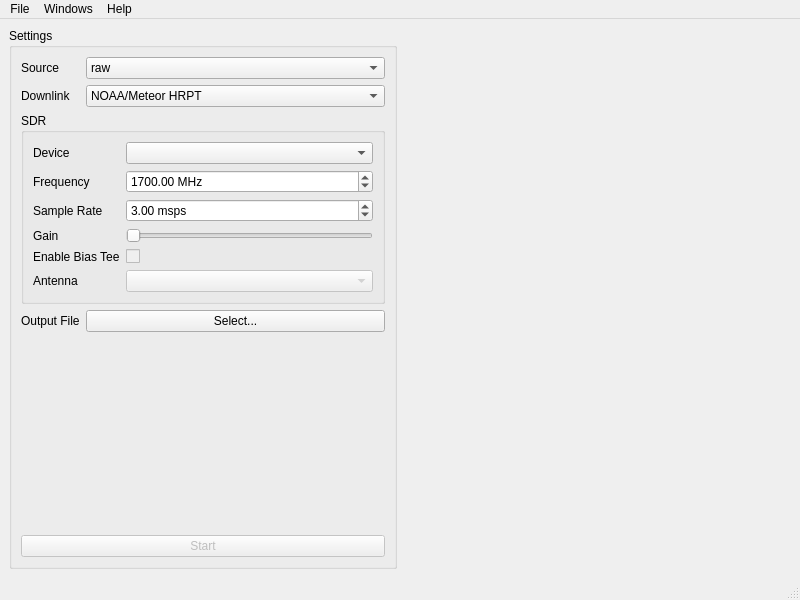
This is src/qt/mainwindow.ui in Xerbo/LeanHRPT-Demod as Qt 5 draws it before an edit. The edited form follows.
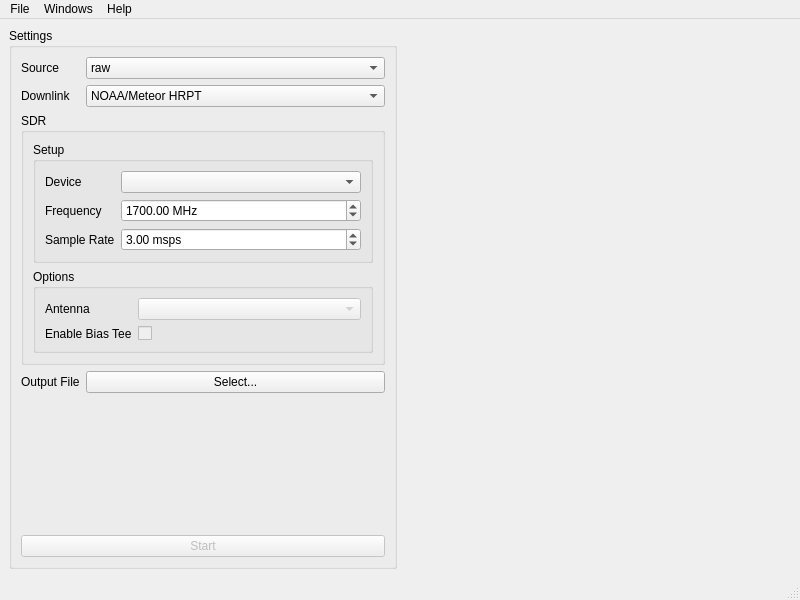
This is the edited form. The open tabs and pages were chosen to show the change. Icons and pictures are not drawn. Custom widgets are drawn as their Qt base class.

Commit message: Individual stage gain control

```diff
--- a/src/qt/mainwindow.ui
+++ b/src/qt/mainwindow.ui
@@ -290,6 +290,12 @@
              <property name="title">
               <string>SDR</string>
              </property>
+             <layout class="QVBoxLayout" name="verticalLayout_4">
+              <item>
+               <widget class="QGroupBox" name="setupBox">
+                <property name="title">
+                 <string>Setup</string>
+                </property>
              <layout class="QFormLayout" name="formLayout_4">
               <item row="0" column="0">
                <widget class="QLabel" name="deviceLabel">
@@ -298,23 +304,6 @@
                 </property>
                </widget>
               </item>
-              <item row="1" column="0">
-               <widget class="QLabel" name="frequencyLabel">
-                <property name="text">
-                 <string>Frequency</string>
-                </property>
-               </widget>
-              </item>
-              <item row="0" column="1">
-               <widget class="QComboBox" name="device">
-                <property name="sizePolicy">
-                 <sizepolicy hsizetype="Expanding" vsizetype="Fixed">
-                  <horstretch>0</horstretch>
-                  <verstretch>0</verstretch>
-                 </sizepolicy>
-                </property>
-               </widget>
-              </item>
               <item row="1" column="1">
                <widget class="QDoubleSpinBox" name="frequency">
                 <property name="sizePolicy">
@@ -334,10 +323,20 @@
                 </property>
                </widget>
               </item>
-              <item row="2" column="0">
-               <widget class="QLabel" name="sdrSampleRateLabel">
+                 <item row="0" column="1">
+                  <widget class="QComboBox" name="device">
+                   <property name="sizePolicy">
+                    <sizepolicy hsizetype="Expanding" vsizetype="Fixed">
+                     <horstretch>0</horstretch>
+                     <verstretch>0</verstretch>
+                    </sizepolicy>
+                   </property>
+                  </widget>
+                 </item>
+                 <item row="1" column="0">
+                  <widget class="QLabel" name="frequencyLabel">
                 <property name="text">
-                 <string>Sample Rate</string>
+                    <string>Frequency</string>
                 </property>
                </widget>
               </item>
@@ -363,51 +362,30 @@
                 </property>
                </widget>
               </item>
-              <item row="3" column="1">
-               <widget class="QSlider" name="gain">
-                <property name="enabled">
-                 <bool>false</bool>
-                </property>
-                <property name="maximum">
-                 <number>40</number>
-                </property>
-                <property name="orientation">
-                 <enum>Qt::Horizontal</enum>
-                </property>
-               </widget>
-              </item>
-              <item row="3" column="0">
-               <widget class="QLabel" name="gainLabel">
+                 <item row="2" column="0">
+                  <widget class="QLabel" name="sdrSampleRateLabel">
                 <property name="text">
-                 <string>Gain</string>
+                    <string>Sample Rate</string>
                 </property>
                </widget>
               </item>
-              <item row="4" column="1">
-               <widget class="QCheckBox" name="bias">
-                <property name="enabled">
-                 <bool>false</bool>
-                </property>
-                <property name="text">
-                 <string/>
-                </property>
+                </layout>
                </widget>
               </item>
-              <item row="4" column="0">
-               <widget class="QLabel" name="biasLabel">
-                <property name="text">
-                 <string>Enable Bias Tee</string>
+              <item>
+               <widget class="QGroupBox" name="optionsBox">
+                <property name="title">
+                 <string>Options</string>
                 </property>
-               </widget>
-              </item>
-              <item row="5" column="0">
+                <layout class="QFormLayout" name="formLayout_5">
+                 <item row="0" column="0">
                <widget class="QLabel" name="antennaLabel">
                 <property name="text">
                  <string>Antenna</string>
                 </property>
                </widget>
               </item>
-              <item row="5" column="1">
+                 <item row="0" column="1">
                <widget class="QComboBox" name="antenna">
                 <property name="enabled">
                  <bool>false</bool>
@@ -420,6 +398,26 @@
                 </property>
                </widget>
               </item>
+                 <item row="1" column="0">
+                  <widget class="QLabel" name="biasLabel">
+                   <property name="text">
+                    <string>Enable Bias Tee</string>
+                   </property>
+                  </widget>
+                 </item>
+                 <item row="1" column="1">
+                  <widget class="QCheckBox" name="bias">
+                   <property name="enabled">
+                    <bool>false</bool>
+                   </property>
+                   <property name="text">
+                    <string/>
+                   </property>
+                  </widget>
+                 </item>
+                </layout>
+               </widget>
+              </item>
              </layout>
             </widget>
            </item>
@@ -447,16 +445,6 @@
          </property>
         </widget>
        </item>
-       <item row="5" column="0" colspan="2">
-        <widget class="QPushButton" name="startButton">
-         <property name="enabled">
-          <bool>false</bool>
-         </property>
-         <property name="text">
-          <string>Start</string>
-         </property>
-        </widget>
-       </item>
        <item row="4" column="1">
         <spacer name="verticalSpacer">
          <property name="orientation">
@@ -470,6 +458,16 @@
          </property>
         </spacer>
        </item>
+       <item row="5" column="0" colspan="2">
+        <widget class="QPushButton" name="startButton">
+         <property name="enabled">
+          <bool>false</bool>
+         </property>
+         <property name="text">
+          <string>Start</string>
+         </property>
+        </widget>
+       </item>
       </layout>
      </widget>
     </item>
```
Lines whose indentation alone changed are shown as unchanged. The commit also changes 4 other files.
